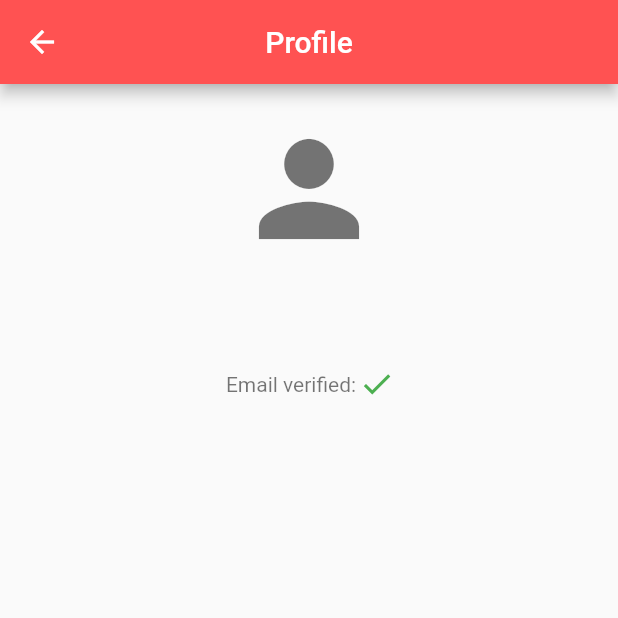
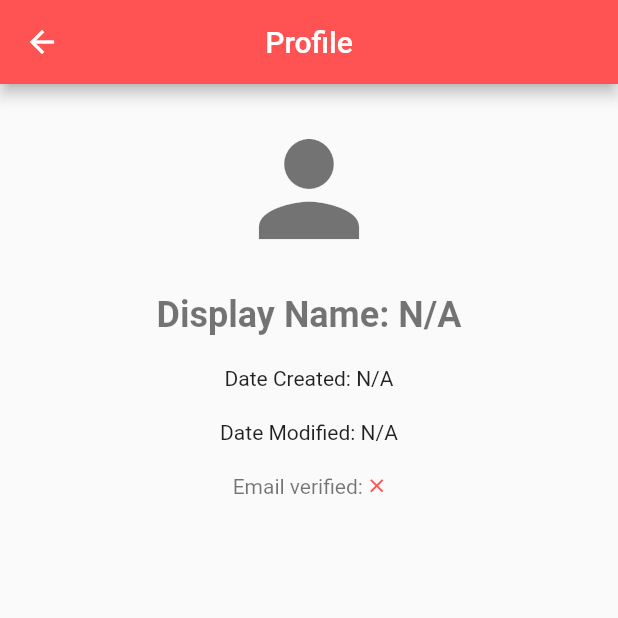
Before and after one commit to TravelPOINT-MIS/travel_point, a Flutter app: the screen it shows once a user with an empty profile is signed in, in the side drawer, after a tap on "Profile", on a phone screen of 412 x 824 dp, the top half of it. Run offline on Flutter 3.47's test engine with Material 2 defaults, Android fonts, the phone set to English and light mode, and no system bars; our stand-ins replace bloc, cloud_firestore, dartz, dio, equatable, firebase_auth and 7 more; missing offline and left inert: geolocator_platform_interface, google_maps_webservice; accounts and stored records are empty; Roboto replaces fonts that are missing (RobotoFlex).

Commit message:
profile page read from repo layer

```diff
--- a/lib/core/widgets/drawer_bar.dart
+++ b/lib/core/widgets/drawer_bar.dart
@@ -1,5 +1,4 @@
 import 'dart:async';
-import 'package:firebase_auth/firebase_auth.dart';
 import 'package:flutter/material.dart';
 import 'package:flutter_bloc/flutter_bloc.dart';
 import 'package:travel_point/src/features/authentication/domain/entity/user.dart';
@@ -9,7 +8,9 @@ import 'package:travel_point/src/features/authentication/presentation/bloc/auth_
 import 'package:travel_point/src/features/authentication/presentation/views/userInfo_page.dart';
 
 class DrawerMenu extends StatefulWidget {
-  const DrawerMenu({Key? key}) : super(key: key);
+  final UserEntity? userData;
+
+  const DrawerMenu({Key? key, required this.userData}) : super(key: key);
 
   @override
   _DrawerMenuState createState() => _DrawerMenuState();
@@ -69,71 +70,66 @@ class _DrawerMenuState extends State<DrawerMenu> {
         child: ListView(
           padding: EdgeInsets.zero,
           children: <Widget>[
-            // UserAccountsDrawerHeader(
-            //   accountEmail: const Text('jane.doe@example.com'),
-            //   accountName: const Text(
-            //     'Jane Doe',
-            //     style: TextStyle(fontSize: 24.0),
-            //   ),
-            //   decoration: BoxDecoration(
-            //     color: Theme.of(context).primaryColor,
-            //   ),
-            // ),
-            // UserAccountsDrawerHeader(
-            //   accountEmail: Text(FirebaseAuth.instance.currentUser?.email ?? 'Display Email: N/A',),
-            //   accountName: Text('User'),
-            // ),
-            DrawerHeader(
+            UserAccountsDrawerHeader(
+              accountEmail: Text(widget.userData?.email ?? ''),
+              accountName: Text(widget.userData?.displayName ?? '',
+                  style: const TextStyle(fontSize: 24.0)),
+              onDetailsPressed: () {},
+              currentAccountPicture: const SizedBox(
+                width: 50,
+                height: 50,
+                child: Image(
+                  image: AssetImage('assets/logo.png'),
+                  fit: BoxFit.fill, // You can adjust the fit as needed
+                ),
+              ),
+              otherAccountsPictures: [
+                widget.userData?.googleUser == true
+                    ? const Text(
+                        'Google user',
+                        style: TextStyle(color: Colors.white, fontSize: 10),
+                      )
+                    : const Text(
+                        'App user',
+                        style: TextStyle(color: Colors.white, fontSize: 10),
+                      ),
+              ],
               decoration: BoxDecoration(
                 color: Theme.of(context).primaryColor,
               ),
-              padding: const EdgeInsets.only(top: 60, left: 10,bottom: 0),
-                child: Column(
-
-                  crossAxisAlignment: CrossAxisAlignment.start,
-                  children:
-                  [
-                    const Row(
-                      children:[
-                      Icon(Icons.person,color: Colors.black54, size: 20,),
-                    const Text('User:',
-                    textAlign: TextAlign.left,
-                    style: TextStyle(color: Colors.black54)),
-
-                    ]),
-
-                    Text(FirebaseAuth.instance.currentUser?.email ?? 'Display Email: N/A',
-              style: const TextStyle(fontSize: 16,color: Colors.black54),
-              ),
-              FirebaseAuth.instance.currentUser?.emailVerified == false
-                            ? TextButton(
-                                onPressed: () => handleEmailVerify(context),
-                                child: const Text('Verify email!',
-                                    textAlign: TextAlign.left,
-                                    style: TextStyle(color: Colors.white)),
-                              )
-                            : const Text('')]),
-                            ),
+              // padding: const EdgeInsets.only(top: 60, left: 10, bottom: 0),
+              // child: Column(
+              //     crossAxisAlignment: CrossAxisAlignment.start,
+              //     children: [
+              //       FirebaseAuth.instance.currentUser?.emailVerified == false
+              //           ? TextButton(
+              //               onPressed: () => handleEmailVerify(context),
+              //               child: const Text('Verify email!',
+              //                   textAlign: TextAlign.left,
+              //                   style: TextStyle(color: Colors.white)),
+              //             )
+              //           : const Text('')
+              //     ]),
+            ),
             ListTile(
               leading: const Icon(Icons.person),
               title: const Text('Profile'),
               onTap: () {
                 Navigator.push(
                   context,
-                  MaterialPageRoute(builder: (context) => const UserInfoPage()),
+                  MaterialPageRoute(
+                      builder: (context) =>
+                          UserInfoPage(userEntity: widget.userData)),
                 );
               },
             ),
             const Divider(
-              thickness: 0.7,
+              thickness: 1,
             ),
             ListTile(
               leading: const Icon(Icons.logout),
               title: const Text('Log out'),
               onTap: () => handleLogout(context),
-            ),
-            const Divider(
-              thickness: 1,
             ),
           ],
         ),
--- a/lib/injection_container.dart
+++ b/lib/injection_container.dart
@@ -8,6 +8,7 @@ import 'package:travel_point/src/features/authentication/data/repository/auth_re
 import 'package:travel_point/src/features/authentication/domain/repository/auth_repository.dart';
 import 'package:travel_point/src/features/authentication/domain/usecase/check_email_verify_user.dart';
 import 'package:travel_point/src/features/authentication/domain/usecase/email_verify_user.dart';
+import 'package:travel_point/src/features/authentication/domain/usecase/get_current_user.dart';
 import 'package:travel_point/src/features/authentication/domain/usecase/login_user.dart';
 import 'package:travel_point/src/features/authentication/domain/usecase/login_user_with_google.dart';
 import 'package:travel_point/src/features/authentication/domain/usecase/logout_user.dart';
@@ -60,8 +61,10 @@ Future<void> initializeDependencies() async {
 
   sl.registerSingleton<EmailVerifyUserUsecase>(EmailVerifyUserUsecase(sl()));
 
+  sl.registerSingleton<GetUserUsecase>(GetUserUsecase(sl()));
+
   sl.registerFactory<AuthBloc>(
-      () => AuthBloc(sl(), sl(), sl(), sl(), sl(), sl()));
+      () => AuthBloc(sl(), sl(), sl(), sl(), sl(), sl(), sl()));
 
   sl.registerSingleton<GetUserCurrentLocationUsecase>(
       GetUserCurrentLocationUsecase(sl()));
--- a/lib/src/features/authentication/presentation/bloc/auth_bloc.dart
+++ b/lib/src/features/authentication/presentation/bloc/auth_bloc.dart
@@ -1,6 +1,7 @@
 import 'package:bloc/bloc.dart';
 import 'package:travel_point/src/features/authentication/domain/usecase/check_email_verify_user.dart';
 import 'package:travel_point/src/features/authentication/domain/usecase/email_verify_user.dart';
+import 'package:travel_point/src/features/authentication/domain/usecase/get_current_user.dart';
 import 'package:travel_point/src/features/authentication/domain/usecase/login_user.dart';
 import 'package:travel_point/src/features/authentication/domain/usecase/login_user_with_google.dart';
 import 'package:travel_point/src/features/authentication/domain/usecase/logout_user.dart';
@@ -15,6 +16,7 @@ class AuthBloc extends Bloc<AuthEvent, AuthState> {
   final LogoutUserUsecase _logoutUserUsecase;
   final CheckEmailVerifyUserUsecase _checkEmailVerifyUserUsecase;
   final EmailVerifyUserUsecase _emailVerifyUserUsecase;
+  final GetUserUsecase _getUserUsecase;
 
   AuthBloc(
       this._loginUserUsecase,
@@ -22,7 +24,8 @@ class AuthBloc extends Bloc<AuthEvent, AuthState> {
       this._loginUserWithGoogleUsecase,
       this._logoutUserUsecase,
       this._checkEmailVerifyUserUsecase,
-      this._emailVerifyUserUsecase)
+      this._emailVerifyUserUsecase,
+      this._getUserUsecase)
       : super(const InitialAuthState()) {
     on<LoginAuthEvent>(_loginUserHandler);
 
@@ -35,6 +38,20 @@ class AuthBloc extends Bloc<AuthEvent, AuthState> {
     on<CheckEmailVerifyUserAuthEvent>(_checkEmailVerifyUserHandler);
 
     on<EmailVerifyUserAuthEvent>(_emailVerifyUserHandler);
+
+    on<GetCurrentUserAuthEvent>(_getCurrentUserHandler);
+  }
+
+  Future<void> _getCurrentUserHandler(
+      GetCurrentUserAuthEvent event, Emitter<AuthState> emitter) async {
+    emit(const InitialAuthState());
+
+    final result = await _getUserUsecase();
+
+    result.fold(
+        (failure) =>
+            emit(ErrorAuthState(failure.errorMessage, failure.errorCode)),
+        (user) => emit(CurrentUserState(user)));
   }
 
   Future<void> _loginUserHandler(
@@ -47,7 +64,7 @@ class AuthBloc extends Bloc<AuthEvent, AuthState> {
     result.fold(
         (failure) =>
             emit(ErrorAuthState(failure.errorMessage, failure.errorCode)),
-        (success) => emit(const InitialAuthState()));
+        (success) => emit(const UserActiveOnAppState()));
   }
 
   Future<void> _signUpUserHandler(
@@ -63,7 +80,7 @@ class AuthBloc extends Bloc<AuthEvent, AuthState> {
     result.fold(
         (failure) =>
             emit(ErrorAuthState(failure.errorMessage, failure.errorCode)),
-        (success) => emit(const InitialAuthState()));
+        (success) => emit(const UserActiveOnAppState()));
   }
 
   Future<void> _loginWithGoogleHandler(
@@ -76,7 +93,7 @@ class AuthBloc extends Bloc<AuthEvent, AuthState> {
     result.fold(
         (failure) =>
             emit(ErrorAuthState(failure.errorMessage, failure.errorCode)),
-        (success) => emit(const InitialAuthState()));
+        (success) => emit(const UserActiveOnAppState()));
   }
 
   Future<void> _logoutUserHandler(
--- a/lib/src/features/authentication/presentation/bloc/auth_event.dart
+++ b/lib/src/features/authentication/presentation/bloc/auth_event.dart
@@ -49,3 +49,7 @@ class CheckEmailVerifyUserAuthEvent extends AuthEvent {
 class EmailVerifyUserAuthEvent extends AuthEvent {
   const EmailVerifyUserAuthEvent();
 }
+
+class GetCurrentUserAuthEvent extends AuthEvent {
+  const GetCurrentUserAuthEvent();
+}
--- a/lib/src/features/authentication/presentation/bloc/auth_state.dart
+++ b/lib/src/features/authentication/presentation/bloc/auth_state.dart
@@ -1,4 +1,5 @@
 import 'package:equatable/equatable.dart';
+import 'package:travel_point/src/features/authentication/domain/entity/user.dart';
 
 abstract class AuthState extends Equatable {
   const AuthState();
@@ -40,3 +41,16 @@ class CheckEmailVerifyState extends AuthState {
   @override
   List<Object?> get props => [isEmailVerified];
 }
+
+class CurrentUserState extends AuthState {
+  final UserEntity currentUser;
+
+  const CurrentUserState(this.currentUser);
+
+  @override
+  List<Object?> get props => [currentUser];
+}
+
+class UserActiveOnAppState extends AuthState {
+  const UserActiveOnAppState();
+}
--- a/lib/src/features/authentication/presentation/views/home_page.dart
+++ b/lib/src/features/authentication/presentation/views/home_page.dart
@@ -5,7 +5,9 @@ import 'package:travel_point/core/widgets/drawer_bar.dart';
 import 'package:travel_point/core/widgets/error_snackbar.dart';
 import 'package:travel_point/core/widgets/loading_dialog.dart';
 import 'package:travel_point/injection_container.dart';
+import 'package:travel_point/src/features/authentication/domain/entity/user.dart';
 import 'package:travel_point/src/features/authentication/presentation/bloc/auth_bloc.dart';
+import 'package:travel_point/src/features/authentication/presentation/bloc/auth_event.dart';
 import 'package:travel_point/src/features/authentication/presentation/bloc/auth_state.dart';
 import 'package:travel_point/core/widgets/bottom_bar.dart';
 import 'package:travel_point/core/widgets/top_bar.dart';
@@ -23,6 +25,7 @@ class HomePage extends StatefulWidget {
 
 class _HomePageState extends State<HomePage> {
   MapPageType _activeMapPageTab = MapPageType.ExploreMap;
+  UserEntity? userEntity;
 
   void handleItemTapped(MapPageType mapPageType, context, MapState state) {
     final mapBloc = BlocProvider.of<MapBloc>(context);
@@ -33,6 +36,19 @@ class _HomePageState extends State<HomePage> {
     setState(() {
       _activeMapPageTab = mapPageType;
     });
+  }
+
+  void handleGetUserData(BuildContext context) async {
+    final authBloc = BlocProvider.of<AuthBloc>(context);
+
+    const loginEvent = GetCurrentUserAuthEvent();
+
+    authBloc.add(loginEvent);
+  }
+
+  @override
+  void initState() {
+    super.initState();
   }
 
   @override
@@ -47,7 +63,7 @@ class _HomePageState extends State<HomePage> {
 
             return Scaffold(
               appBar: const TopBarApp(),
-              endDrawer: const DrawerMenu(),
+              endDrawer: DrawerMenu(userData: userEntity),
               body: MapPage(activeMapPageTab: _activeMapPageTab),
               bottomNavigationBar: BottomNavigationBarApp(
                 onItemTapped: onItemTap,
@@ -58,6 +74,14 @@ class _HomePageState extends State<HomePage> {
     }
 
     return BlocBuilder<AuthBloc, AuthState>(builder: (_, state) {
+      if (state is UserActiveOnAppState) {
+        handleGetUserData(context);
+      }
+
+      if (state is CurrentUserState) {
+        userEntity = state.currentUser;
+      }
+
       return Stack(
         children: [
           AbsorbPointer(
--- a/lib/src/features/authentication/presentation/views/userInfo_page.dart
+++ b/lib/src/features/authentication/presentation/views/userInfo_page.dart
@@ -1,5 +1,5 @@
 import 'dart:async';
-import 'package:firebase_auth/firebase_auth.dart';
+import 'package:intl/intl.dart';
 import 'package:flutter/material.dart';
 import 'package:flutter_bloc/flutter_bloc.dart';
 import 'package:travel_point/injection_container.dart';
@@ -9,14 +9,15 @@ import 'package:travel_point/src/features/authentication/presentation/bloc/auth_
 import 'package:travel_point/src/features/authentication/presentation/bloc/auth_state.dart';
 
 class UserInfoPage extends StatefulWidget {
-  const UserInfoPage({Key? key}) : super(key: key);
+  final UserEntity? userEntity;
+
+  const UserInfoPage({Key? key, this.userEntity}) : super(key: key);
 
   @override
   _UserInfoPageState createState() => _UserInfoPageState();
 }
 
 class _UserInfoPageState extends State<UserInfoPage> {
-  UserEntity? userData;
   String? error;
   bool hideVerifyEmail = false;
   Timer? timer;
@@ -57,76 +58,70 @@ class _UserInfoPageState extends State<UserInfoPage> {
             title: const Text('Profile'),
             centerTitle: true,
           ),
-      body: error == null?
-      Column(
-
+          body: Column(
             //review first then delete commented text
             crossAxisAlignment: CrossAxisAlignment.stretch,
             children: [
               const SizedBox(height: 20),
-                        const Icon(Icons.person,size: 100,color: Colors.black54,),
+              const Icon(
+                Icons.person,
+                size: 100,
+                color: Colors.black54,
+              ),
               const SizedBox(height: 20),
               Text(
-                          //userData?.displayName ?? 'Display Name: N/A',
-                          FirebaseAuth.instance.currentUser?.email ?? 'Display Name: N/A',
+                widget.userEntity?.displayName ?? 'Display Name: N/A',
                 textAlign: TextAlign.center,
                 style: const TextStyle(
                     fontSize: 24,
                     fontWeight: FontWeight.bold,
-                            color: Colors.black54
-
-                          ),
-
+                    color: Colors.black54),
               ),
               const SizedBox(height: 20),
-                        // Text(
-                        //   userData?.dateCreated != null
-                        //       ? 'Date Created: ${userData!.dateCreated.toDate().toIso8601String()}'
-                        //       : 'Date Created: N/A',
-                        //   textAlign: TextAlign.center,
-                        //   style: const TextStyle(fontSize: 14),
-                        // ),
-                        // const SizedBox(height: 20),
-                        // Text(
-                        //   userData?.dateModified != null
-                        //       ? 'Date Modified: ${userData!.dateModified!.toDate().toIso8601String()}'
-                        //       : 'Date Modified: N/A',
-                        //   textAlign: TextAlign.center,
-                        //   style: const TextStyle(fontSize: 14),
-                        // ),
-                        // const SizedBox(height: 20),
-                        // Text(
-                        //   FirebaseAuth.instance.currentUser?.emailVerified==true ? Icon
-                        //   textAlign: TextAlign.center,
-                        //   style: const TextStyle(fontSize: 14,color: Colors.black54),
-                        // ),
+              Text(
+                widget.userEntity?.dateCreated != null
+                    ? 'Date Created: ${DateFormat('yyyy-MM-dd HH:mm:ss').format(widget.userEntity!.dateCreated.toDate())}'
+                    : 'Date Created: N/A',
+                textAlign: TextAlign.center,
+                style: const TextStyle(fontSize: 14),
+              ),
+              const SizedBox(height: 20),
+              Text(
+                widget.userEntity?.dateModified != null
+                    ? 'Date Modified: ${DateFormat('yyyy-MM-dd HH:mm:ss').format(widget.userEntity!.dateModified!.toDate())}'
+                    : 'Date Modified: N/A',
+                textAlign: TextAlign.center,
+                style: const TextStyle(fontSize: 14),
+              ),
+              const SizedBox(height: 20),
               Row(
                 mainAxisAlignment: MainAxisAlignment.center,
                 children: [
-                            Text('Email verified: ',
+                  const Text(
+                    'Email verified: ',
                     textAlign: TextAlign.center,
                     style: TextStyle(color: Colors.black54),
                   ),
-                            FirebaseAuth.instance.currentUser?.emailVerified==true ? Icon(Icons.check,color: Colors.green,):Icon(Icons.close,color: Colors.red,),
+                  widget.userEntity?.emailVerified == true
+                      ? Icon(
+                          Icons.check,
+                          size: 15,
+                          color: Theme.of(context).primaryColor,
+                        )
+                      : Icon(
+                          Icons.close,
+                          size: 15,
+                          color: Theme.of(context).primaryColor,
+                        ),
                 ],
               ),
-                        // FirebaseAuth.instance.currentUser?.emailVerified == false
-                        //     ? TextButton(
-                        //         onPressed: () => handleEmailVerify(context),
-                        //         child: const Text('Verify email!',
-                        //             textAlign: TextAlign.center,
-                        //             style: TextStyle(color: Colors.redAccent)),
-                        //       )
-                        //     : const Text('')
             ],
-                    ): Text(error ?? 'error'),
-      );
+          ));
     }
+
     return BlocProvider<AuthBloc>(
         create: (context) => sl(),
-          //child: BlocBuilder<AuthBloc, AuthState>(builder: (authContext, state) {
         child: BlocBuilder<AuthBloc, AuthState>(builder: (_, state) {
-
           if (state is CheckEmailVerifyState) {
             if (state.isEmailVerified) {
               timer?.cancel();
@@ -134,7 +129,6 @@ class _UserInfoPageState extends State<UserInfoPage> {
           }
 
           return defaultScreen(state);
-    })
-        );
+        }));
   }
 }
--- a/pubspec.yaml
+++ b/pubspec.yaml
@@ -57,6 +57,7 @@ dependencies:
   bloc: ^8.1.2
   get_it: ^7.6.4
   flutter_signin_button: ^2.0.0
+  intl: ^0.18.1
 
 dev_dependencies:
   flutter_test:
```
Also changed, not shown: pubspec.lock. Lines whose indentation alone changed are shown as unchanged.
